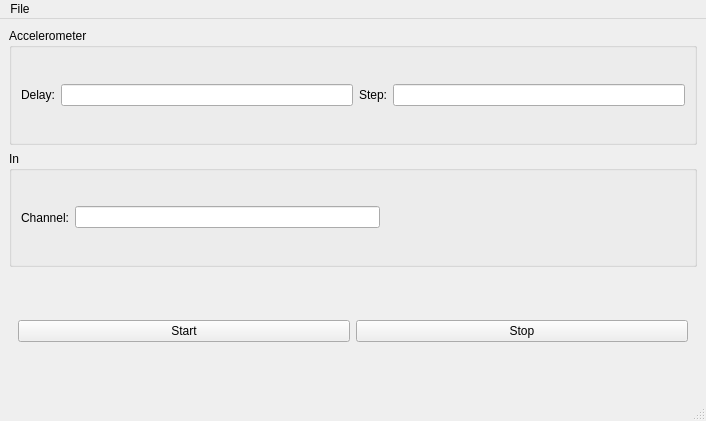
Above: View/GUI/main_window.ui from Alexandreaags/smartool before the change. Below: the same form after it.
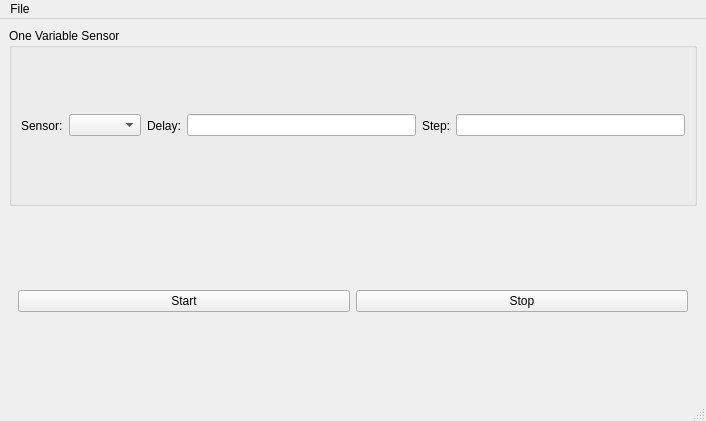
That is the form after the change.

Diff of the .ui file:
```diff
--- a/View/GUI/main_window.ui
+++ b/View/GUI/main_window.ui
@@ -18,9 +18,19 @@
     <item>
      <widget class="QGroupBox" name="out_group">
       <property name="title">
-       <string>Accelerometer</string>
+       <string>One Variable Sensor</string>
       </property>
       <layout class="QHBoxLayout" name="horizontalLayout_3">
+       <item>
+        <widget class="QLabel" name="sensor_name_label">
+         <property name="text">
+          <string>Sensor:</string>
+         </property>
+        </widget>
+       </item>
+       <item>
+        <widget class="QComboBox" name="sensor_name_box"/>
+       </item>
        <item>
         <widget class="QLabel" name="delay_label">
          <property name="text">
@@ -44,38 +54,6 @@
       </layout>
      </widget>
     </item>
-    <item>
-     <widget class="QGroupBox" name="in_group">
-      <property name="title">
-       <string>In</string>
-      </property>
-      <layout class="QHBoxLayout" name="horizontalLayout_2">
-       <item>
-        <widget class="QLabel" name="in_channel_label">
-         <property name="text">
-          <string>Channel:</string>
-         </property>
-        </widget>
-       </item>
-       <item>
-        <widget class="QLineEdit" name="in_channel_line"/>
-       </item>
-       <item>
-        <spacer name="horizontalSpacer">
-         <property name="orientation">
-          <enum>Qt::Horizontal</enum>
-         </property>
-         <property name="sizeHint" stdset="0">
-          <size>
-           <width>179</width>
-           <height>20</height>
-          </size>
-         </property>
-        </spacer>
-       </item>
-      </layout>
-     </widget>
-    </item>
     <item>
      <widget class="QWidget" name="button_widgets" native="true">
       <layout class="QHBoxLayout" name="horizontalLayout">
```
